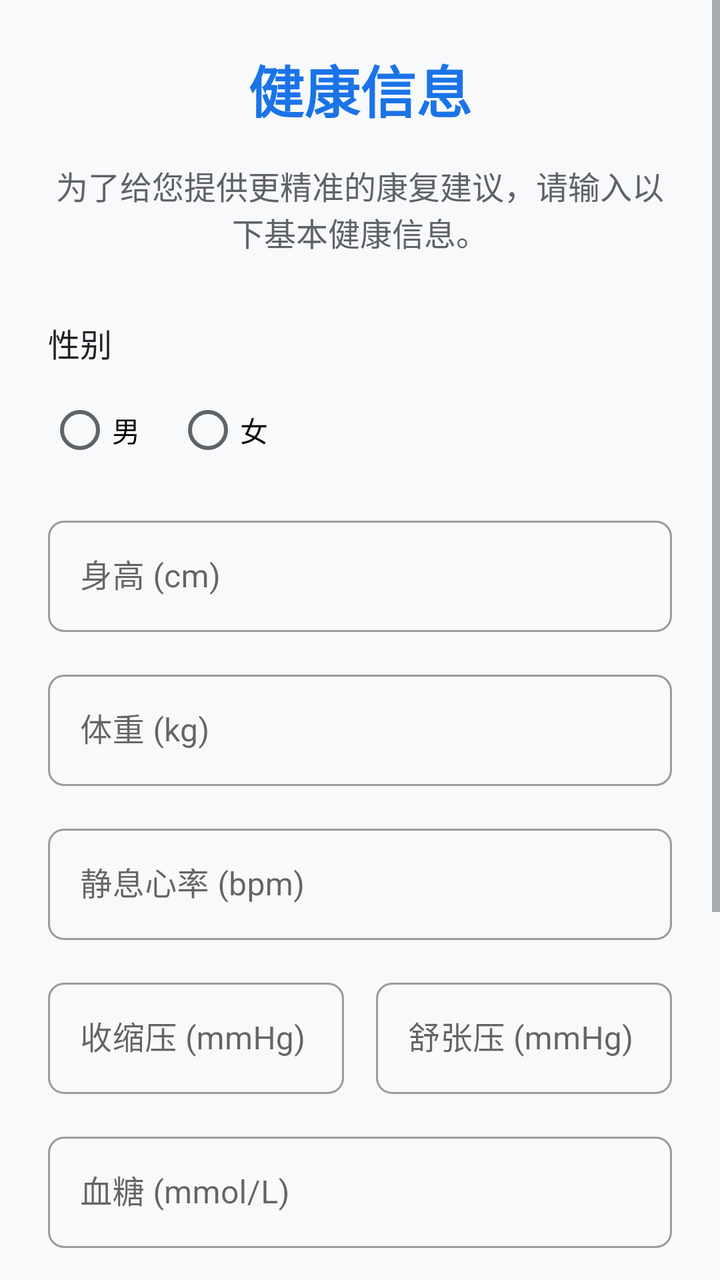
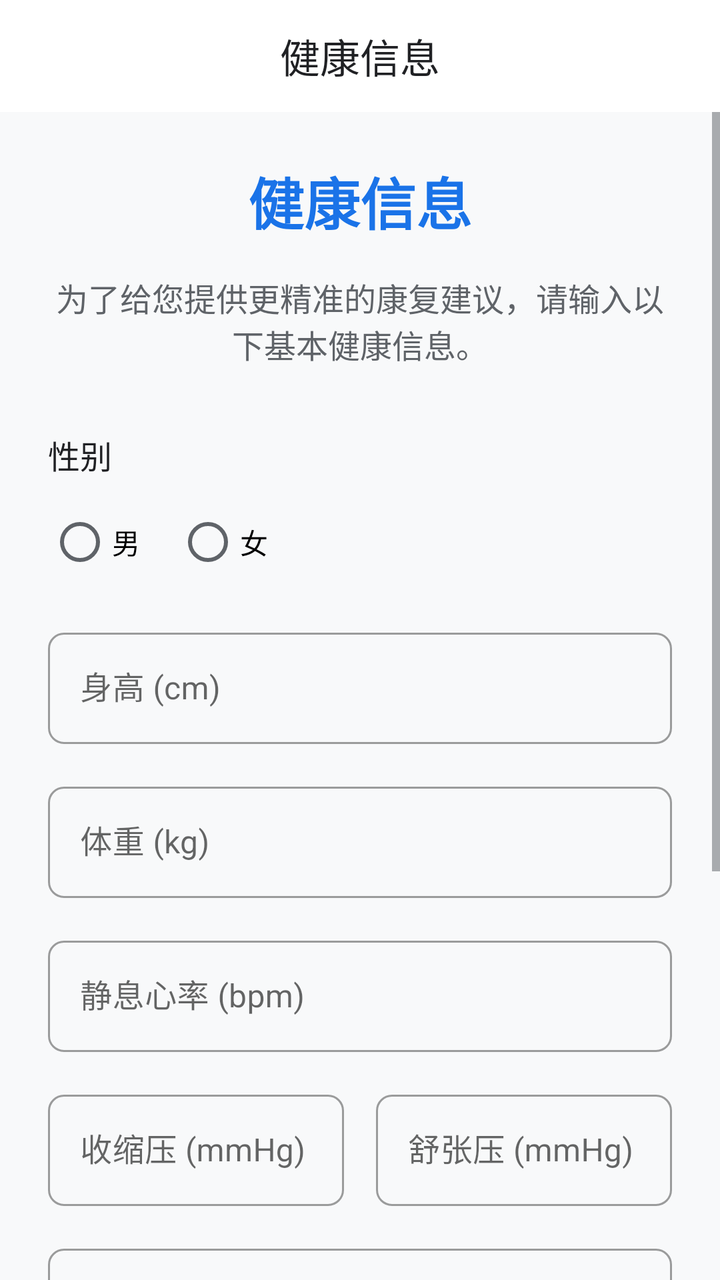

Before-and-after screenshots of an Android layout around one commit, followed by the original layout XML and the change that was made.
<!-- AndroidManifest.xml: application theme Theme.MyApplication -->
<!-- res/layout/activity_initial_health_metrics.xml -->
<?xml version="1.0" encoding="utf-8"?>
<ScrollView xmlns:android="http://schemas.android.com/apk/res/android"
    xmlns:app="http://schemas.android.com/apk/res-auto"
    xmlns:tools="http://schemas.android.com/tools"
    android:layout_width="match_parent"
    android:layout_height="match_parent"
    android:background="@color/colorBackground"
    tools:context=".ui.health.InitialHealthMetricsActivity">

    <LinearLayout
        android:layout_width="match_parent"
        android:layout_height="wrap_content"
        android:orientation="vertical"
        android:padding="24dp">

        <TextView
            android:layout_width="wrap_content"
            android:layout_height="wrap_content"
            android:text="健康信息"
            android:textSize="28sp"
            android:textStyle="bold"
            android:textColor="@color/colorPrimary"
            android:layout_gravity="center_horizontal"
            android:layout_marginBottom="16dp"/>

        <TextView
            android:layout_width="wrap_content"
            android:layout_height="wrap_content"
            android:text="为了给您提供更精准的康复建议，请输入以下基本健康信息。"
            android:textSize="16sp"
            android:textAlignment="center"
            android:layout_gravity="center_horizontal"
            android:textColor="@color/colorTextSecondary"
            android:layout_marginBottom="32dp"/>

        <TextView
            android:layout_width="wrap_content"
            android:layout_height="wrap_content"
            android:text="性别"
            android:textColor="@color/colorText"
            android:textSize="16sp" />

        <RadioGroup
            android:id="@+id/rg_gender"
            android:layout_width="match_parent"
            android:layout_height="wrap_content"
            android:orientation="horizontal"
            android:layout_marginTop="8dp"
            android:layout_marginBottom="16dp">

            <RadioButton
                android:id="@+id/rb_male"
                android:layout_width="wrap_content"
                android:layout_height="wrap_content"
                android:layout_marginEnd="16dp"
                android:text="@string/male" />

            <RadioButton
                android:id="@+id/rb_female"
                android:layout_width="wrap_content"
                android:layout_height="wrap_content"
                android:text="@string/female" />
        </RadioGroup>

        <com.google.android.material.textfield.TextInputLayout
            style="@style/Widget.MaterialComponents.TextInputLayout.OutlinedBox"
            android:layout_width="match_parent"
            android:layout_height="wrap_content"
            android:hint="身高 (cm)"
            android:layout_marginBottom="16dp">

            <com.google.android.material.textfield.TextInputEditText
                android:id="@+id/et_height"
                android:layout_width="match_parent"
                android:layout_height="wrap_content"
                android:inputType="numberDecimal" />
        </com.google.android.material.textfield.TextInputLayout>

        <com.google.android.material.textfield.TextInputLayout
            style="@style/Widget.MaterialComponents.TextInputLayout.OutlinedBox"
            android:layout_width="match_parent"
            android:layout_height="wrap_content"
            android:hint="体重 (kg)"
            android:layout_marginBottom="16dp">

            <com.google.android.material.textfield.TextInputEditText
                android:id="@+id/et_weight"
                android:layout_width="match_parent"
                android:layout_height="wrap_content"
                android:inputType="numberDecimal" />
        </com.google.android.material.textfield.TextInputLayout>

        <com.google.android.material.textfield.TextInputLayout
            style="@style/Widget.MaterialComponents.TextInputLayout.OutlinedBox"
            android:layout_width="match_parent"
            android:layout_height="wrap_content"
            android:hint="静息心率 (bpm)"
            android:layout_marginBottom="16dp">

            <com.google.android.material.textfield.TextInputEditText
                android:id="@+id/et_heart_rate"
                android:layout_width="match_parent"
                android:layout_height="wrap_content"
                android:inputType="number" />
        </com.google.android.material.textfield.TextInputLayout>

        <LinearLayout
            android:layout_width="match_parent"
            android:layout_height="wrap_content"
            android:orientation="horizontal"
            android:layout_marginBottom="16dp">

            <com.google.android.material.textfield.TextInputLayout
                style="@style/Widget.MaterialComponents.TextInputLayout.OutlinedBox"
                android:layout_width="0dp"
                android:layout_height="wrap_content"
                android:layout_weight="1"
                android:hint="收缩压 (mmHg)"
                android:layout_marginEnd="8dp">

                <com.google.android.material.textfield.TextInputEditText
                    android:id="@+id/et_systolic"
                    android:layout_width="match_parent"
                    android:layout_height="wrap_content"
                    android:inputType="number" />
            </com.google.android.material.textfield.TextInputLayout>

            <com.google.android.material.textfield.TextInputLayout
                style="@style/Widget.MaterialComponents.TextInputLayout.OutlinedBox"
                android:layout_width="0dp"
                android:layout_height="wrap_content"
                android:layout_weight="1"
                android:hint="舒张压 (mmHg)"
                android:layout_marginStart="8dp">

                <com.google.android.material.textfield.TextInputEditText
                    android:id="@+id/et_diastolic"
                    android:layout_width="match_parent"
                    android:layout_height="wrap_content"
                    android:inputType="number" />
            </com.google.android.material.textfield.TextInputLayout>
        </LinearLayout>

        <com.google.android.material.textfield.TextInputLayout
            style="@style/Widget.MaterialComponents.TextInputLayout.OutlinedBox"
            android:layout_width="match_parent"
            android:layout_height="wrap_content"
            android:hint="血糖 (mmol/L)"
            android:layout_marginBottom="16dp">

            <com.google.android.material.textfield.TextInputEditText
                android:id="@+id/et_blood_sugar"
                android:layout_width="match_parent"
                android:layout_height="wrap_content"
                android:inputType="numberDecimal" />
        </com.google.android.material.textfield.TextInputLayout>

        <com.google.android.material.textfield.TextInputLayout
            style="@style/Widget.MaterialComponents.TextInputLayout.OutlinedBox"
            android:layout_width="match_parent"
            android:layout_height="wrap_content"
            android:hint="睡眠时长 (小时)"
            android:layout_marginBottom="16dp">

            <com.google.android.material.textfield.TextInputEditText
                android:id="@+id/et_sleep_hours"
                android:layout_width="match_parent"
                android:layout_height="wrap_content"
                android:inputType="numberDecimal" />
        </com.google.android.material.textfield.TextInputLayout>

        <com.google.android.material.textfield.TextInputLayout
            style="@style/Widget.MaterialComponents.TextInputLayout.OutlinedBox"
            android:layout_width="match_parent"
            android:layout_height="wrap_content"
            android:hint="步数"
            android:layout_marginBottom="16dp">

            <com.google.android.material.textfield.TextInputEditText
                android:id="@+id/et_step_count"
                android:layout_width="match_parent"
                android:layout_height="wrap_content"
                android:inputType="number" />
        </com.google.android.material.textfield.TextInputLayout>

        <Button
            android:id="@+id/btn_generate_report"
            android:layout_width="match_parent"
            android:layout_height="wrap_content"
            android:text="生成健康报告"
            android:layout_marginTop="32dp"
            android:padding="12dp"
            android:textSize="16sp"/>

    </LinearLayout>
</ScrollView>
<!-- resources referenced by this layout -->
<resources>
  <color name="colorBackground">#F8F9FA</color>
  <color name="colorPrimary">#1A73E8</color>
  <color name="colorText">#202124</color>
  <color name="colorTextSecondary">#5F6368</color>
  <string name="female">女</string>
  <string name="male">男</string>
  <color name="colorPrimaryDark">#0D47A1</color>
  <color name="colorWhite">#FFFFFF</color>
  <color name="colorAccent">#00BFA5</color>
  <color name="colorAccentLight">#5DF2D6</color>
  <color name="colorBlack">#000000</color>
  <color name="colorTextPrimary">#202124</color>
  <style name="Widget.MyApplication.Button" parent="Widget.MaterialComponents.Button">
          <item name="android:textColor">@color/colorWhite</item>
          <item name="android:textSize">16sp</item>
          <item name="android:letterSpacing">0</item>
          <item name="android:textAllCaps">false</item>
          <item name="android:paddingStart">24dp</item>
          <item name="android:paddingEnd">24dp</item>
          <item name="android:paddingTop">12dp</item>
          <item name="android:paddingBottom">12dp</item>
          <item name="cornerRadius">8dp</item>
          <item name="elevation">2dp</item>
      </style>
  <style name="Widget.MyApplication.TextInputLayout" parent="Widget.MaterialComponents.TextInputLayout.OutlinedBox">
          <item name="boxStrokeColor">@color/colorPrimary</item>
          <item name="hintTextColor">@color/colorPrimary</item>
          <item name="boxCornerRadiusBottomEnd">8dp</item>
          <item name="boxCornerRadiusBottomStart">8dp</item>
          <item name="boxCornerRadiusTopEnd">8dp</item>
          <item name="boxCornerRadiusTopStart">8dp</item>
          <item name="errorTextColor">@color/colorError</item>
      </style>
  <style name="Widget.MyApplication.CardView" parent="Widget.MaterialComponents.CardView">
          <item name="cardBackgroundColor">@color/colorCardBackground</item>
          <item name="cardCornerRadius">12dp</item>
          <item name="cardElevation">4dp</item>
          <item name="contentPadding">16dp</item>
          <item name="android:layout_margin">8dp</item>
      </style>
  <style name="Widget.MyApplication.BottomNavigationView" parent="Widget.MaterialComponents.BottomNavigationView">
          <item name="itemIconTint">@color/bottom_nav_item_color</item>
          <item name="itemTextColor">@color/bottom_nav_item_color</item>
          <item name="itemRippleColor">@color/colorPrimaryLight</item>
          <item name="elevation">8dp</item>
          <item name="labelVisibilityMode">labeled</item>
      </style>
  <color name="colorError">#DB4437</color>
  <color name="colorCardBackground">#FFFFFF</color>
  <color name="colorPrimaryLight">#64B5F6</color>
  <!-- unchanged entries left out for length: 1 -->
</resources>

<!-- the commit's change to res/layout/activity_initial_health_metrics.xml (unified diff, before → after) -->
@@ -1,17 +1,44 @@
 <?xml version="1.0" encoding="utf-8"?>
-<ScrollView xmlns:android="http://schemas.android.com/apk/res/android"
+<LinearLayout xmlns:android="http://schemas.android.com/apk/res/android"
     xmlns:app="http://schemas.android.com/apk/res-auto"
     xmlns:tools="http://schemas.android.com/tools"
     android:layout_width="match_parent"
     android:layout_height="match_parent"
+    android:orientation="vertical"
     android:background="@color/colorBackground"
     tools:context=".ui.health.InitialHealthMetricsActivity">
 
-    <LinearLayout
+    <com.google.android.material.appbar.AppBarLayout
         android:layout_width="match_parent"
         android:layout_height="wrap_content"
-        android:orientation="vertical"
-        android:padding="24dp">
+        android:background="@color/colorSurface"
+        android:elevation="0dp">
+
+        <androidx.appcompat.widget.Toolbar
+            android:id="@+id/toolbar"
+            android:layout_width="match_parent"
+            android:layout_height="?attr/actionBarSize">
+
+            <TextView
+                android:layout_width="wrap_content"
+                android:layout_height="wrap_content"
+                android:layout_gravity="center"
+                android:text="健康信息"
+                android:textAppearance="@style/TextAppearance.MyApplication.Headline3"
+                android:textColor="@color/colorTextPrimary" />
+
+        </androidx.appcompat.widget.Toolbar>
+    </com.google.android.material.appbar.AppBarLayout>
+
+    <ScrollView
+        android:layout_width="match_parent"
+        android:layout_height="match_parent">
+
+        <LinearLayout
+            android:layout_width="match_parent"
+            android:layout_height="wrap_content"
+            android:orientation="vertical"
+            android:padding="24dp">
 
         <TextView
             android:layout_width="wrap_content"
@@ -193,4 +220,5 @@
             android:textSize="16sp"/>
 
     </LinearLayout>
-</ScrollView>
+    </ScrollView>
+</LinearLayout>
<!-- resource entries referenced after the edit -->
@@ -2,10 +2,16 @@
 <resources>
   <color name="colorBackground">#F8F9FA</color>
   <color name="colorPrimary">#1A73E8</color>
+  <color name="colorSurface">#FFFFFF</color>
   <color name="colorText">#202124</color>
   <color name="colorTextSecondary">#5F6368</color>
   <string name="female">女</string>
   <string name="male">男</string>
+  <style name="TextAppearance.MyApplication.Headline3" parent="TextAppearance.MaterialComponents.Headline3">
+          
+          <item name="android:textSize">20sp</item>
+          <item name="android:textColor">@color/colorTextPrimary</item>
+      </style>
   <color name="colorPrimaryDark">#0D47A1</color>
   <color name="colorWhite">#FFFFFF</color>
   <color name="colorAccent">#00BFA5</color>
